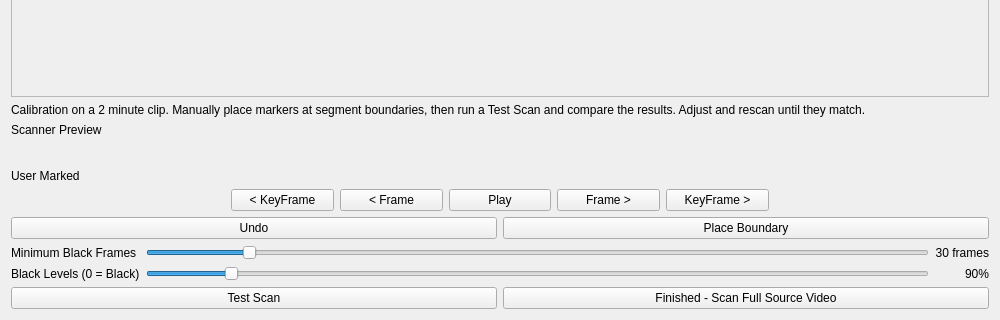
The window that scanner/scannerwindow.ui (trafficman/commcut) describes before a commit, drawn with Qt 5; both pictures show x 0 to 1000 and y 480 to 800 of the 1000 by 800 pixel window.
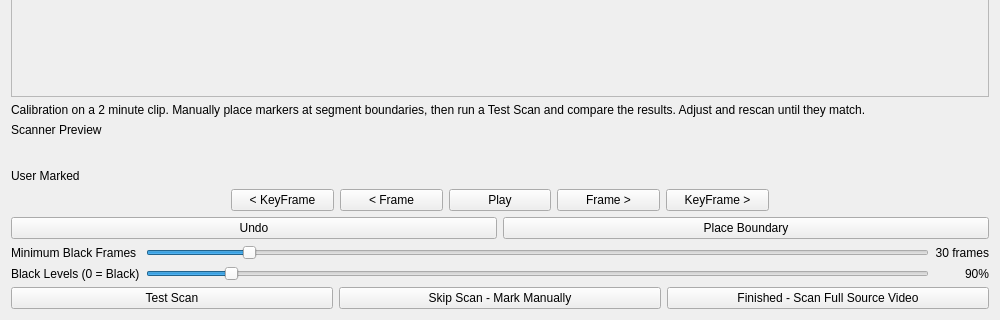
The same window after the commit. Custom widgets are drawn as their Qt base class.

Commit message: #21, button to skip scanner and mark the entire video manually in the editor

```diff
--- a/scanner/scannerwindow.ui
+++ b/scanner/scannerwindow.ui
@@ -281,6 +281,16 @@
          </property>
         </widget>
        </item>
+      <item>
+       <widget class="QPushButton" name="skipScanButton">
+        <property name="toolTip">
+         <string>Skip the automated scan and open the editor with a single segment for the whole video, so you can mark boundaries manually using the editor's tools</string>
+        </property>
+        <property name="text">
+         <string>Skip Scan - Mark Manually</string>
+        </property>
+       </widget>
+      </item>
        <item>
         <widget class="QPushButton" name="finishedButton">
          <property name="toolTip">
```
Lines whose indentation alone changed are shown as unchanged. The commit also changes 7 other files.
